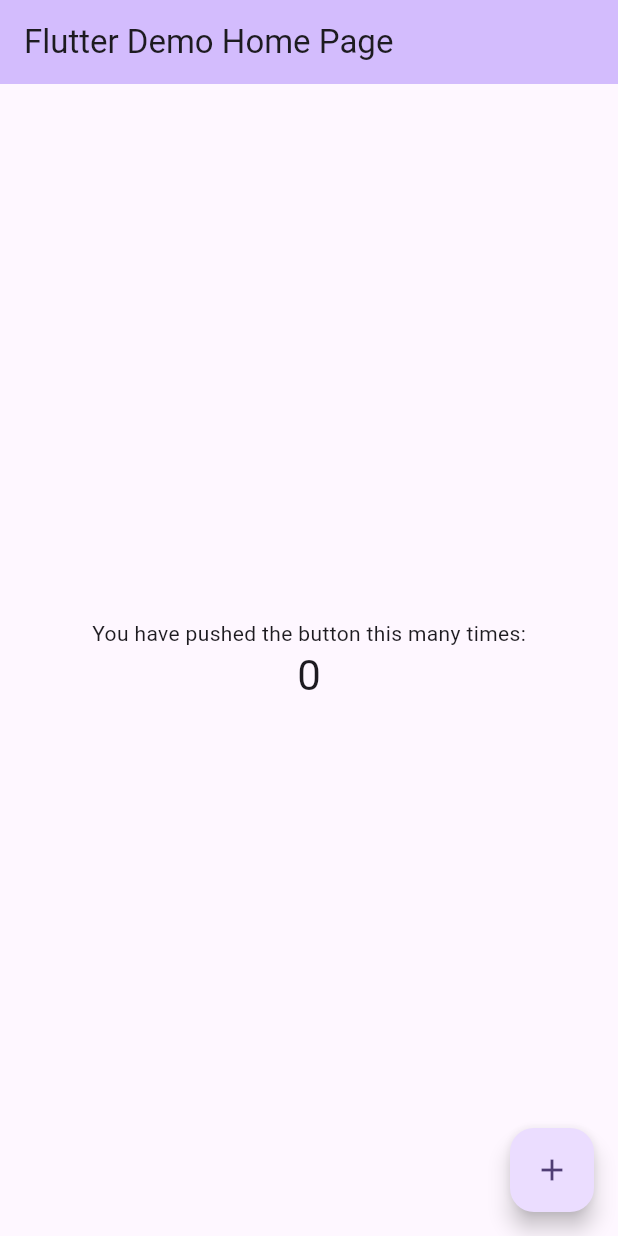
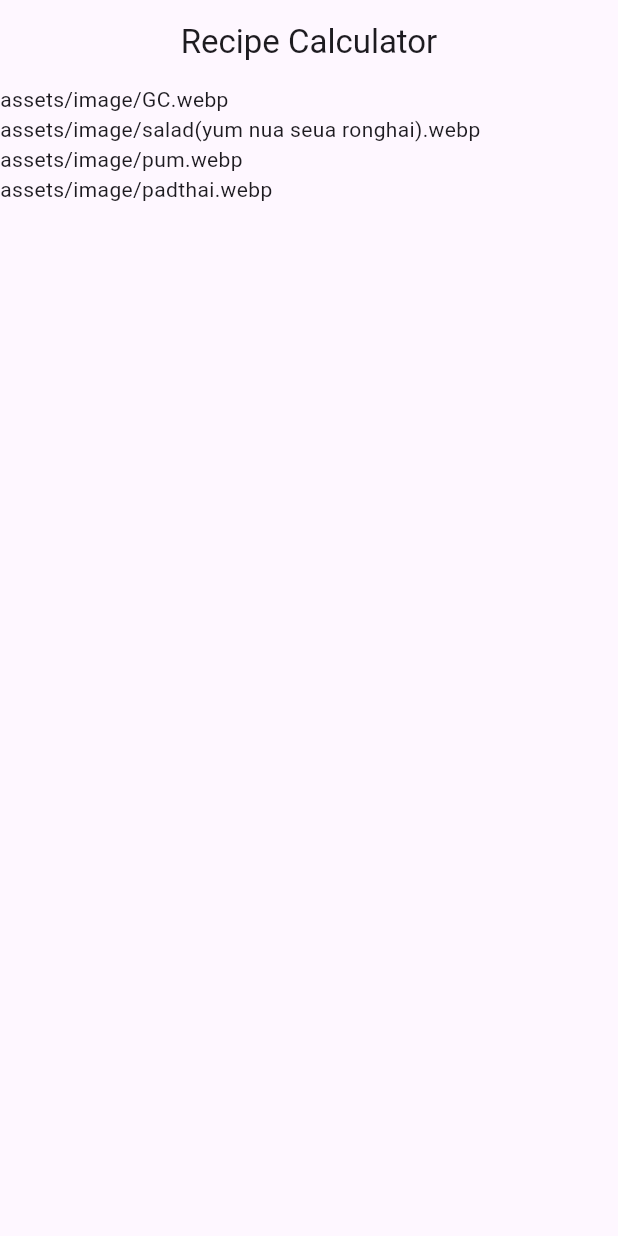
Before and after one commit to Mini1ce/myapp, a Flutter app: the screen it shows after launch, on a phone screen of 412 x 824 dp. Run offline on Flutter 3.47's test engine with Material 3 defaults, Android fonts, the phone set to English and light mode, and no system bars.

Commit message:
RecipeListDesign

```diff
--- a/lib/main.dart
+++ b/lib/main.dart
@@ -1,4 +1,5 @@
 import 'package:flutter/material.dart';
+import 'package:myapp/model/recipe.dart';
 
 void main() {
   runApp(const MyApp());
@@ -13,24 +14,11 @@ class MyApp extends StatelessWidget {
     return MaterialApp(
       title: 'Flutter Demo',
       theme: ThemeData(
-        // This is the theme of your application.
-        //
-        // TRY THIS: Try running your application with "flutter run". You'll see
-        // the application has a purple toolbar. Then, without quitting the app,
-        // try changing the seedColor in the colorScheme below to Colors.green
-        // and then invoke "hot reload" (save your changes or press the "hot
-        // reload" button in a Flutter-supported IDE, or press "r" if you used
-        // the command line to start the app).
-        //
-        // Notice that the counter didn't reset back to zero; the application
-        // state is not lost during the reload. To reset the state, use hot
-        // restart instead.
-        //
-        // This works for code too, not just values: Most code changes can be
-        // tested with just a hot reload.
-        colorScheme: ColorScheme.fromSeed(seedColor: Colors.deepPurple),
+          appBarTheme: const AppBarTheme(centerTitle: true,
+          ),
+        useMaterial3: true,
       ),
-      home: const MyHomePage(title: 'Flutter Demo Home Page'),
+      home: const MyHomePage(title: 'Recipe Calculator'),
     );
   }
 }
@@ -54,69 +42,33 @@ class MyHomePage extends StatefulWidget {
 }
 
 class _MyHomePageState extends State<MyHomePage> {
-  int _counter = 0;
 
-  void _incrementCounter() {
-    setState(() {
-      // This call to setState tells the Flutter framework that something has
-      // changed in this State, which causes it to rerun the build method below
-      // so that the display can reflect the updated values. If we changed
-      // _counter without calling setState(), then the build method would not be
-      // called again, and so nothing would appear to happen.
-      _counter++;
-    });
-  }
 
   @override
   Widget build(BuildContext context) {
-    // This method is rerun every time setState is called, for instance as done
-    // by the _incrementCounter method above.
-    //
-    // The Flutter framework has been optimized to make rerunning build methods
-    // fast, so that you can just rebuild anything that needs updating rather
-    // than having to individually change instances of widgets.
     return Scaffold(
-      appBar: AppBar(
-        // TRY THIS: Try changing the color here to a specific color (to
-        // Colors.amber, perhaps?) and trigger a hot reload to see the AppBar
-        // change color while the other colors stay the same.
-        backgroundColor: Theme.of(context).colorScheme.inversePrimary,
-        // Here we take the value from the MyHomePage object that was created by
-        // the App.build method, and use it to set our appbar title.
-        title: Text(widget.title),
-      ),
-      body: Center(
-        // Center is a layout widget. It takes a single child and positions it
-        // in the middle of the parent.
-        child: Column(
-          // Column is also a layout widget. It takes a list of children and
-          // arranges them vertically. By default, it sizes itself to fit its
-          // children horizontally, and tries to be as tall as its parent.
-          //
-          // Column has various properties to control how it sizes itself and
-          // how it positions its children. Here we use mainAxisAlignment to
-          // center the children vertically; the main axis here is the vertical
-          // axis because Columns are vertical (the cross axis would be
-          // horizontal).
-          //
-          // TRY THIS: Invoke "debug painting" (choose the "Toggle Debug Paint"
-          // action in the IDE, or press "p" in the console), to see the
-          // wireframe for each widget.
-          mainAxisAlignment: MainAxisAlignment.center,
-          children: <Widget>[
-            const Text('You have pushed the button this many times:'),
-            Text(
-              '$_counter',
-              style: Theme.of(context).textTheme.headlineMedium,
-            ),
-          ],
+      appBar: AppBar(title: Text(widget.title)),
+      body: SafeArea(
+        child: Container(
+          child: ListView.builder(
+            itemBuilder: (BuildContext context, int index) {
+              return Text(Recipe.samples[index].imgLabel);
+            },
+            itemCount: Recipe.samples.length
+          ),
         ),
       ),
-      floatingActionButton: FloatingActionButton(
-        onPressed: _incrementCounter,
-        tooltip: 'Increment',
-        child: const Icon(Icons.add),
-      ), // This trailing comma makes auto-formatting nicer for build methods.
+    );
+  }
+
+  Widget buildRecipeCard(Recipe recipe) {
+    return Card(
+      child: Column(
+        children: <Widget>[
+          Image(image: AssetImage(recipe.imageUrl)),
+          Text(recipe.imgLabel),
+        ],
+      ),
     );
   }
 }
--- /dev/null
+++ b/lib/model/recipe.dart
@@ -0,0 +1,13 @@
+class Recipe {
+  String imgLabel;
+  String imageUrl;
+
+  Recipe(this.imgLabel , this.imageUrl);
+
+static List<Recipe> samples =[
+Recipe('assets/image/GC.webp', 'Perk up your midweek meal with flaky chunks of fish cooked in creamy coconut milk and mild Thai green curry paste, ready in just 10 minutes.'),
+Recipe('assets/image/salad(yum nua seua ronghai).webp', 'Crying tiger beef salad (yum nua seua rong hai)'),
+Recipe('assets/image/pum.webp', 'Make the most of seasonal pumpkins or butternut squash in this Thai curry, flavoured with dill, fish sauce and homemade red and green chilli paste.'),
+Recipe('assets/image/padthai.webp', 'Pad Thai'),
+];
+}
--- a/pubspec.yaml
+++ b/pubspec.yaml
@@ -58,9 +58,8 @@ flutter:
   uses-material-design: true
 
   # To add assets to your application, add an assets section, like this:
-  # assets:
-  #   - images/a_dot_burr.jpeg
-  #   - images/a_dot_ham.jpeg
+  assets:
+    android/assets/imaage
 
   # An image asset can refer to one or more resolution-specific "variants", see
   # https://flutter.dev/to/resolution-aware-images
```
Also changed, not shown: 5 other files.
